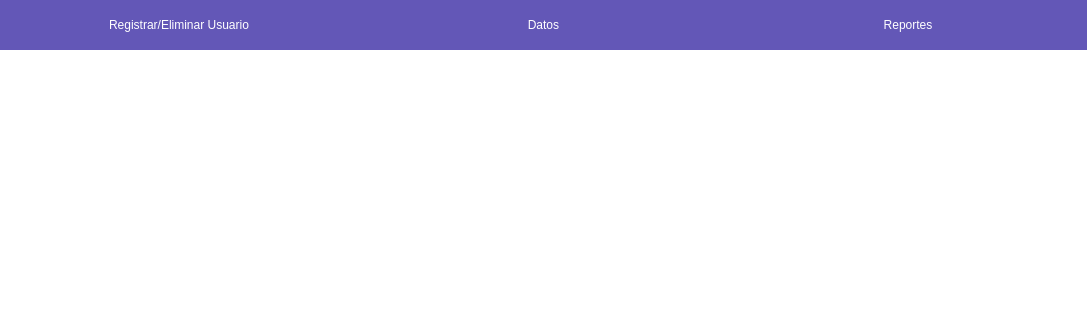
Qt form GUI/Resources/UI/Usuarios.ui (difer19/Gestor-de-Hangares) before a commit; both pictures show x 0 to 1087 and y 0 to 320 of the 1087 by 761 pixel window.
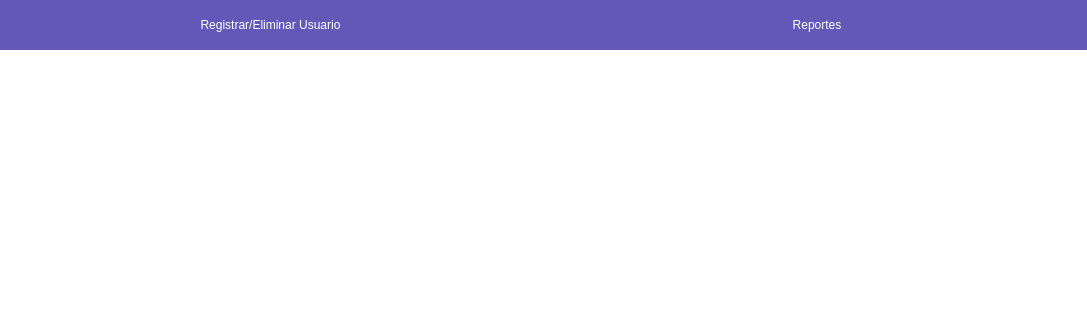
The same form after that commit.

Patch:
```diff
--- a/GUI/Resources/UI/Usuarios.ui
+++ b/GUI/Resources/UI/Usuarios.ui
@@ -98,19 +98,6 @@
         </property>
        </widget>
       </item>
-      <item>
-       <widget class="QPushButton" name="DatosUsuario">
-        <property name="minimumSize">
-         <size>
-          <width>0</width>
-          <height>50</height>
-         </size>
-        </property>
-        <property name="text">
-         <string>Datos</string>
-        </property>
-       </widget>
-      </item>
       <item>
        <widget class="QPushButton" name="ReporteUsuarios">
         <property name="minimumSize">
```
